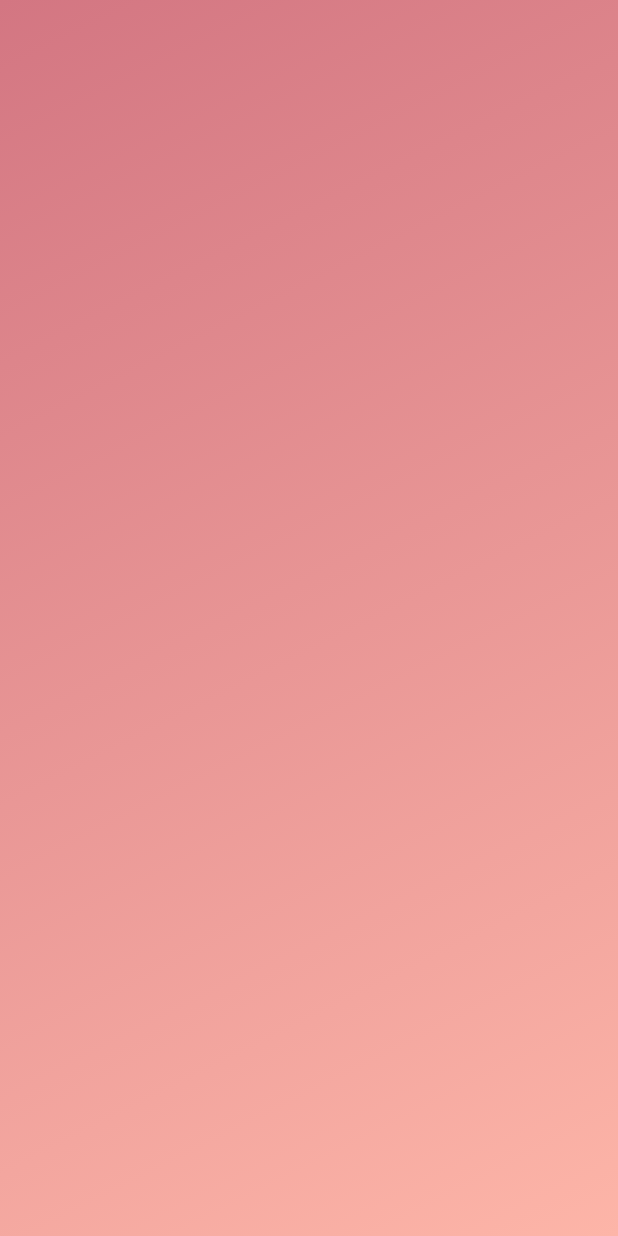
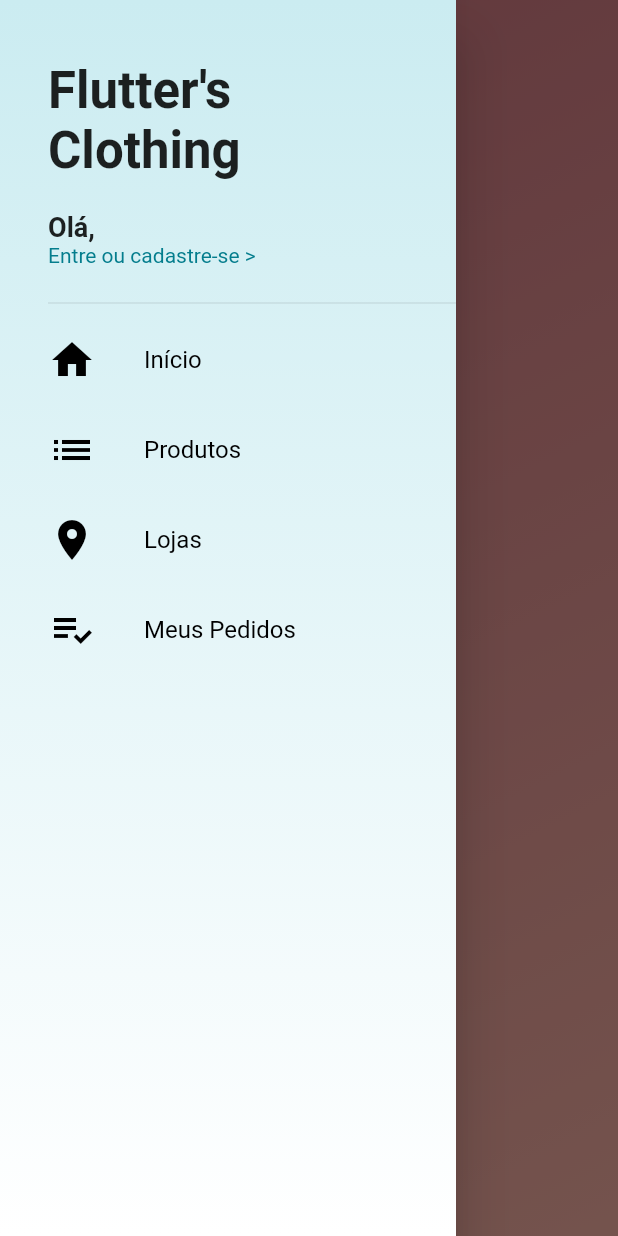
Before and after one commit to williamrc2022/loja_virtual, a Flutter app: the screen it shows after launch, with the side drawer open (before the commit the screen has no drawer), on a phone screen of 412 x 824 dp. Run offline on Flutter 3.47's test engine with Material 2 defaults, Android fonts, the phone set to English and light mode, and no system bars; our stand-ins replace cloud_firestore, firebase_core, transparent_image; accounts and stored records are empty.

Commit message:
Adiciona drawer_tile e custom_drawer
- Implementa a funcionalidade drawer_tile para criar um item no drawer
- Adiciona custom_drawer para personalizar a aparência do drawer

Essas alterações permitem uma maior flexibilidade na criação e personalização do drawer do aplicativo.

```diff
--- a/lib/screens/home_screen.dart
+++ b/lib/screens/home_screen.dart
@@ -1,4 +1,5 @@
 import 'package:flutter/material.dart';
+import 'package:loja_virtual/widgets/custom_drawer.dart';
 
 import '../tabs/home_tab.dart';
 
@@ -12,8 +13,11 @@ class HomeScreen extends StatelessWidget {
     return PageView(
       controller: _pageController,
       physics: const NeverScrollableScrollPhysics(),
-      children: const [
-        HomeTab(),
+      children:  const [
+        Scaffold(
+          body: HomeTab(),
+          drawer: CustomDrawer(),
+        )
       ],
     );
   }
--- /dev/null
+++ b/lib/tiles/drawer_tile.dart
@@ -0,0 +1,42 @@
+import 'package:flutter/material.dart';
+
+class DrawerTile extends StatelessWidget {
+const DrawerTile(this.icon, this.text, {super.key});
+
+  final IconData icon;
+  final String text;
+
+
+  @override
+  Widget build(BuildContext context) {
+    return Material(
+      color: Colors.transparent,
+      child: InkWell(
+        onTap: () {
+
+        },
+        child: SizedBox(
+        height: 60.0,
+        child: Row(
+          children: [
+            Icon(
+              icon,
+              size: 32.0,
+              color: Colors.black,
+            ),
+            const SizedBox(width: 32.0,),
+            Text(
+              text,
+              style: const TextStyle(
+                fontSize: 16.0,
+                color: Colors.black,
+
+              ),
+            )
+          ],
+        ),
+      ),
+      ),
+    );
+  }
+}
--- /dev/null
+++ b/lib/widgets/custom_drawer.dart
@@ -0,0 +1,76 @@
+import 'package:flutter/material.dart';
+import 'package:loja_virtual/tiles/drawer_tile.dart';
+
+class CustomDrawer extends StatelessWidget {
+   const CustomDrawer({super.key});
+
+  @override
+  Widget build(BuildContext context) {
+    Widget buildDrawerBack() => Container(
+          decoration: const BoxDecoration(
+              gradient: LinearGradient(
+                  colors: [Color.fromARGB(255, 203, 236, 241), Colors.white],
+                  begin: Alignment.topCenter,
+                  end: Alignment.bottomCenter)),
+        );
+    return Drawer(
+      child: Stack(
+        children: [
+          buildDrawerBack(),
+          ListView(
+            padding: const EdgeInsets.only(left: 32.0, top: 16.0),
+            children: [
+              Container(
+                margin: const EdgeInsets.only(bottom: 8.0),
+                padding: const EdgeInsets.fromLTRB(0.0, 16.0, 16, 8.0),
+                height: 170.0,
+                child:  Stack(
+                  children: [
+                    const Positioned(
+                      top: 8.0,
+                      left: 0.0,
+                      child: Text(
+                        "Flutter's \nClothing",
+                        style: TextStyle(
+                            fontSize: 34.0, fontWeight: FontWeight.bold),
+                      ),
+                    ),
+                    Positioned(
+                        left: 0.0,
+                        bottom: 0.0,
+                        child: Column(
+                          crossAxisAlignment: CrossAxisAlignment.start,
+                          children: [
+                            const Text(
+                              "Olá,",
+                              style: TextStyle(
+                                fontSize: 18.0,
+                                fontWeight: FontWeight.bold,
+                              ),
+                            ),
+                           GestureDetector(
+                            child: Text(
+                              "Entre ou cadastre-se >",
+                              style: TextStyle(
+                                color: Theme.of(context).primaryColor
+                              ),
+                              ) ,
+                            onTap: (){},
+                           )
+                          ],
+                        )),
+                  ],
+                ),
+              ),
+              Divider(),
+              const DrawerTile(Icons.home, "Início"),
+              const DrawerTile(Icons.list, "Produtos"),
+              const DrawerTile(Icons.location_on, "Lojas"),
+              const DrawerTile(Icons.playlist_add_check, "Meus Pedidos"),
+            ],
+          )
+        ],
+      ),
+    );
+  }
+}
--- a/pubspec.yaml
+++ b/pubspec.yaml
@@ -41,7 +41,6 @@ dependencies:
   cloud_firestore: ^4.8.1
   transparent_image: ^2.0.1
   firebase_core: ^2.14.0
-
   url_launcher: ^6.0.3
   firebase_auth: 4.6.3
 
```
Also changed, not shown: lib/tabs/home_tab.dart (+5 -2 lines), pubspec.lock.
